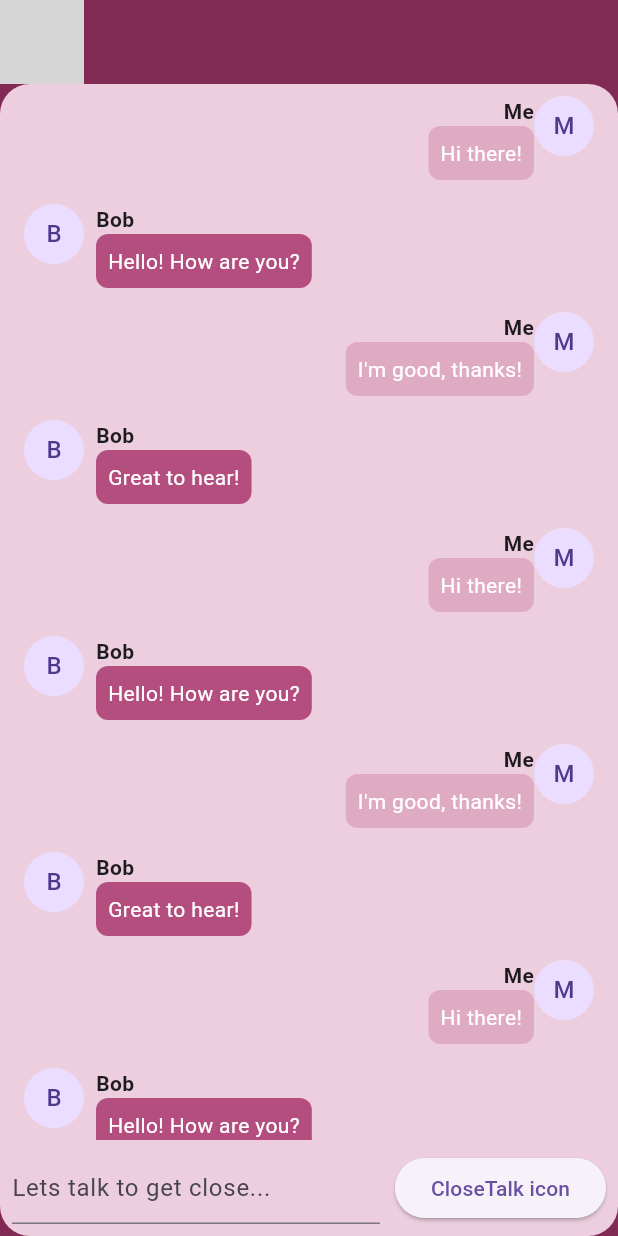
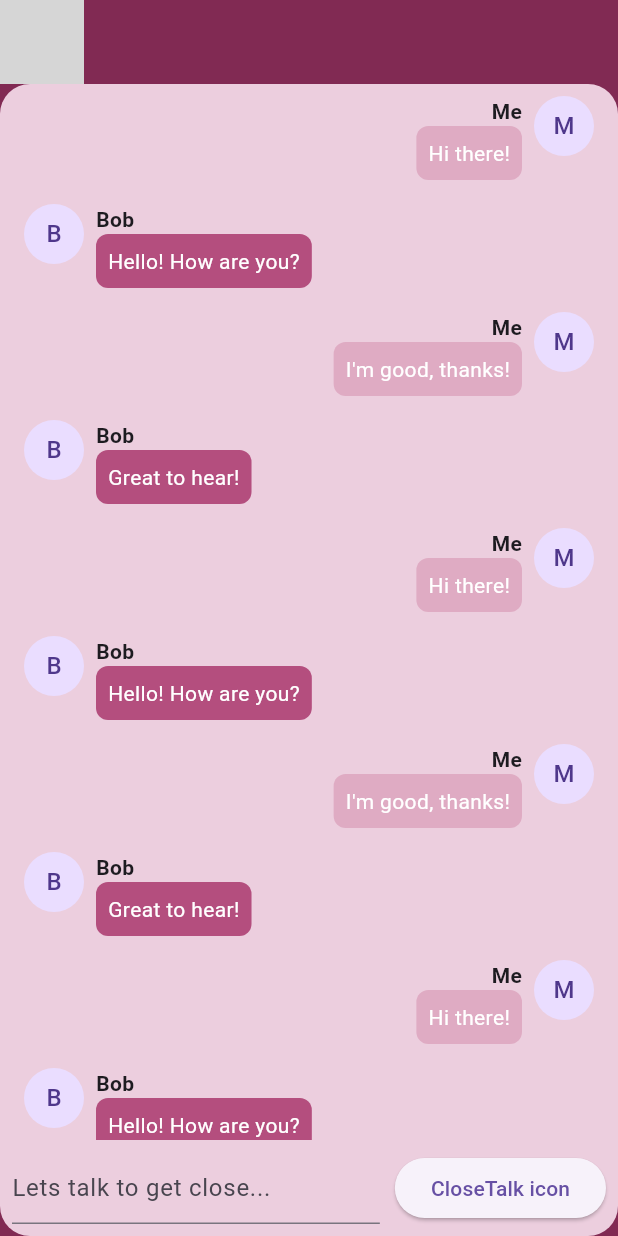
Before and after one commit to RyanDsilva/closetalk, a Flutter app: the ChatPage screen opened directly, on a phone screen of 412 x 824 dp. Run offline on Flutter 3.47's test engine with Material 3 defaults, Android fonts, the phone set to English and light mode, and no system bars; our stand-ins replace device_info_plus, get, hive, hive_flutter, marquee; missing offline and left inert: flutter_nearby_connections, flutter_scatter, random_avatar; accounts and stored records are empty; statements that could not run were skipped; grey boxes are pictures that could not be loaded.

Commit message:
Update chat.dart

```diff
--- a/lib/screens/chat.dart
+++ b/lib/screens/chat.dart
@@ -184,6 +184,7 @@ class ChatBubble extends StatelessWidget {
               ),
             ],
           ),
+          SizedBox(width: 8.0),
           isMe
               ? CircleAvatar(
                   child: Text(message.sender[0]),
```
